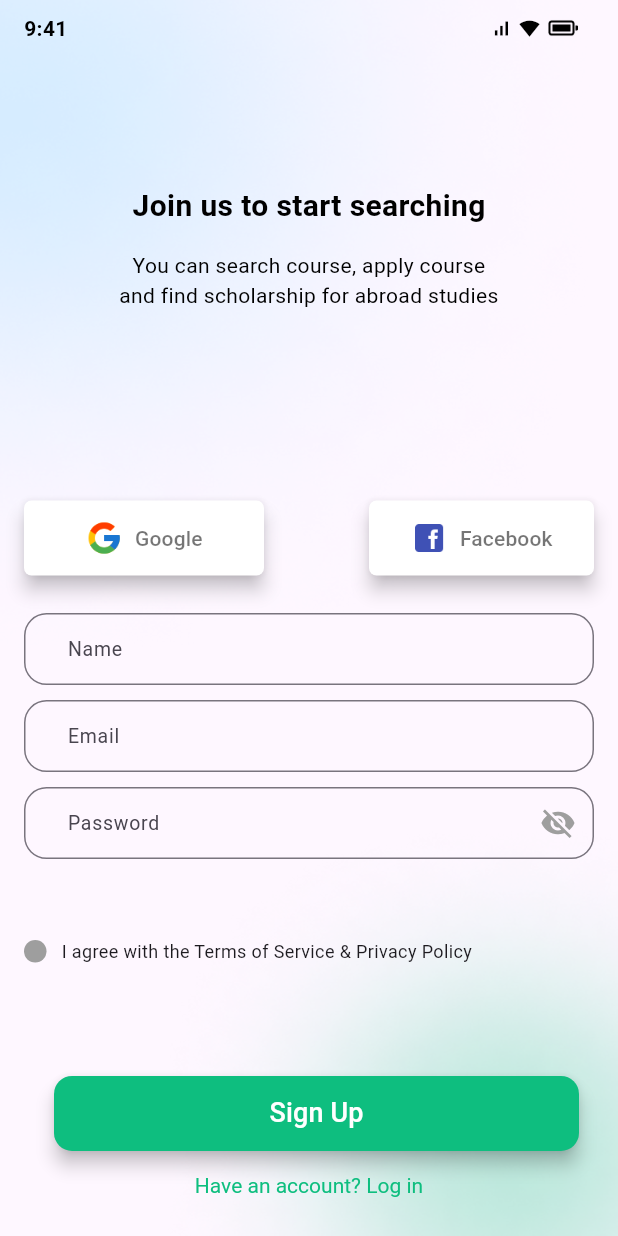
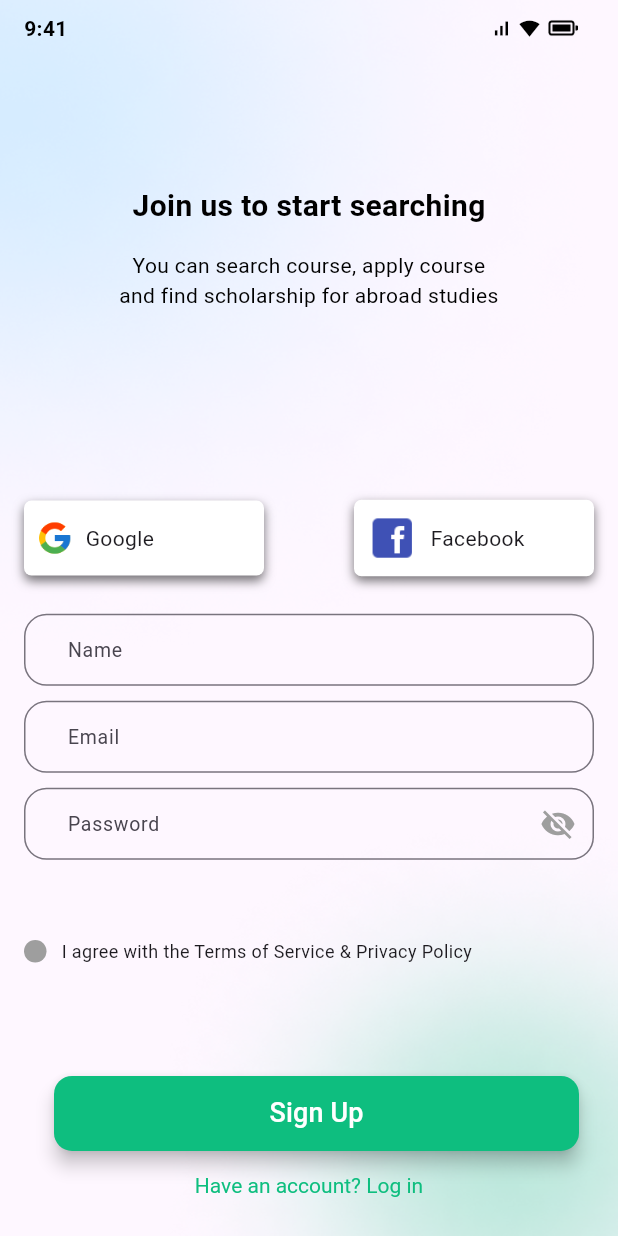
Before and after one commit to bangpaik/SLICING-UI, a Flutter app: the SignUpScreen screen opened directly, on a phone screen of 412 x 824 dp. Run offline on Flutter 3.47's test engine with Material 3 defaults, Android fonts, the phone set to English and light mode, and no system bars.

Commit message:
update box decoration google n fb

```diff
--- a/slicing_ui/lib/screen_pages/16sign_up_screen.dart
+++ b/slicing_ui/lib/screen_pages/16sign_up_screen.dart
@@ -2,6 +2,7 @@ import 'dart:async';
 import 'package:flutter/cupertino.dart';
 import 'package:flutter/material.dart';
 import 'package:flutter/widgets.dart';
+import 'package:slicing_ui/screen_pages/17login_screen01.dart';
 
 class SignUpScreen extends StatelessWidget {
   const SignUpScreen({Key? key}) : super(key: key);
@@ -139,54 +140,67 @@ class SignUpScreen extends StatelessWidget {
                     Row(
                       mainAxisAlignment: MainAxisAlignment.spaceBetween,
                       children: [
-                        ElevatedButton(
-                          onPressed: () {
-                            // Handle action
-                          },
+                        Container(
+                          decoration: BoxDecoration(
+                            color: CupertinoColors.white,
+                            borderRadius: BorderRadius.circular(5),
+                            boxShadow: [
+                              BoxShadow(
+                                color: Colors.black54,
+                                offset: Offset(0, 3),
+                                blurRadius: 5,
+                              ),
+                            ],
+                          ),
+                          constraints: BoxConstraints(minWidth: 160, minHeight: 50),
+                          child: Padding(
+                            padding: const EdgeInsets.all(8.0),
                             child: Row(
                               children: [
                                 Image.asset(
                                   'images/google.png', // Path untuk logo Google
                                   height: 25, // Ukuran logo
+
                                 ),
                                 SizedBox(width: 8),
                                 Text('Google'),
                               ],
                             ),
-                          style: ElevatedButton.styleFrom(
-                              backgroundColor: CupertinoColors.white,
-                              foregroundColor: Colors.black54,
-                              minimumSize: Size(160, 50),
-                              shape: RoundedRectangleBorder(
+                          ),
+                        ),
+
+                        SizedBox(width: 10), // Spasi antara tombol
+                        Container(
+                          decoration: BoxDecoration(
+                            color: CupertinoColors.white,
+
                             borderRadius: BorderRadius.circular(5),
+                            boxShadow: [
+                              BoxShadow(
+                                color: Colors.black54,
+                                offset: Offset(0, 3),
+                                blurRadius: 5,
                               ),
-                              elevation: 5),
+                            ],
+
                           ),
-                        SizedBox(width: 10), // Spasi antara tombol
-                        ElevatedButton(
-                          onPressed: () {
-                            // Action for Google Button
-                          },
+                          constraints: BoxConstraints(minWidth: 160, minHeight: 50),
+                          child: Padding(
+                            padding: const EdgeInsets.all(8.0),
                             child: Row(
                               children: [
                                 Image.asset(
                                   'images/fb.png', // Path untuk logo Google
-                                height: 25, // Ukuran logo
+                                  height: 35, // Ukuran logo
+
                                 ),
                                 SizedBox(width: 8),
                                 Text('Facebook'),
+
                               ],
+
                             ),
-                          style: ElevatedButton.styleFrom(
-                            backgroundColor: Colors.white,
-                            foregroundColor: Colors.black54,
-                            // Warna teks pada button
-                            minimumSize: Size(150, 50),
-                            shape: RoundedRectangleBorder(
-                              borderRadius:
-                                  BorderRadius.circular(5), // Radius button
-                            ),
-                            elevation: 5,
+
                           ),
                         ),
                       ],
@@ -312,7 +326,8 @@ class SignUpScreen extends StatelessWidget {
                         // Jarak antara lingkaran dan tombol SignUp
                         ElevatedButton(
                           onPressed: () {
-                            // Tambahkan fungsi untuk tombol SignUp
+                            Navigator.push(context, MaterialPageRoute(builder: (context)=>LoginScreen()),
+                            );
                           },
                           child: Text("Sign Up",
                             style: TextStyle(
```
Lines whose indentation alone changed are shown as unchanged.
